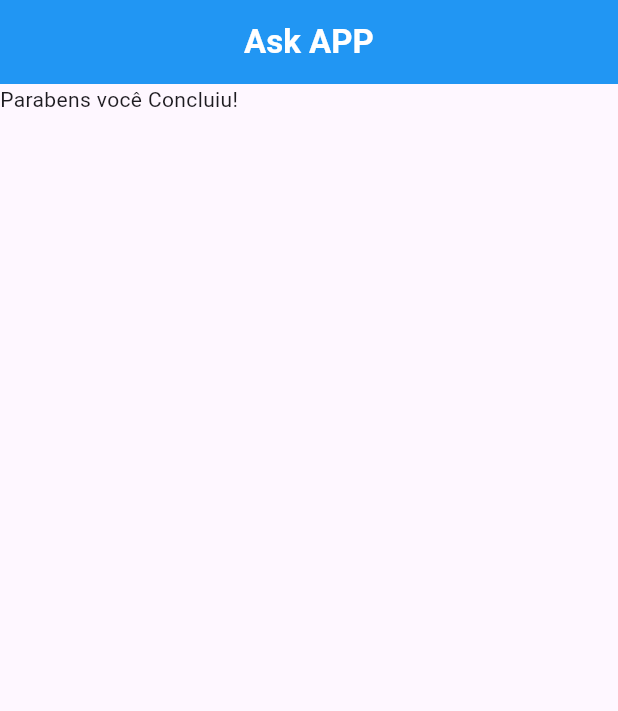
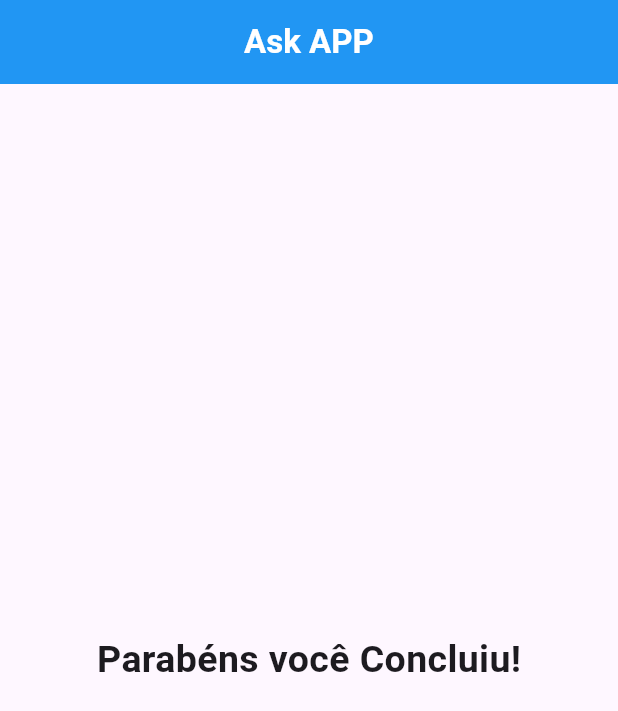
Before and after one commit to JotaDouglas/quiz, a Flutter app: the screen it shows after launch, after a tap on "Corinthians", after a tap on "Salvador", after a tap on "Não sei", on a phone screen of 412 x 824 dp. Shown: the top 711 px of the screen. Run offline on Flutter 3.47's test engine with Material 3 defaults, Android fonts, the phone set to English and light mode, and no system bars.

Commit message:
componetizando Questionatio e Resultado

```diff
--- /dev/null
+++ b/lib/components/questionario.dart
@@ -0,0 +1,29 @@
+import 'package:flutter/material.dart';
+import 'package:flutter_create_word/components/questao.dart';
+import 'package:flutter_create_word/components/resposta.dart';
+class Questionario extends StatelessWidget {
+  final List<Map<String, Object>> perguntas;
+  final int indicePergunta;
+  final void Function() resposta;
+
+  const Questionario({
+    required this.perguntas,
+    required this.indicePergunta,
+    required this.resposta,
+    });
+
+  bool get finalDasPerguntas{
+    return indicePergunta < perguntas.length;
+  }
+
+  @override
+  Widget build(BuildContext context) {
+    List respostas = (finalDasPerguntas? perguntas[indicePergunta]['resposta'] : []) as List;
+    return Column(
+            children: [
+              Questao(perguntas[indicePergunta]['texto'].toString()),
+              ...respostas.map((e) => RespostaComp(e, resposta )).toList(),
+            ],
+    );
+  }
+}
--- /dev/null
+++ b/lib/components/resultado.dart
@@ -0,0 +1,16 @@
+// ignore_for_file: prefer_const_constructors, prefer_const_literals_to_create_immutables
+
+import 'package:flutter/material.dart';
+
+class Resultado extends StatelessWidget {
+  const Resultado({super.key});
+
+  @override
+  Widget build(BuildContext context) {
+    return Center(
+      child: Text("Parabéns você Concluiu!",
+      style: TextStyle(fontSize: 25, fontWeight: FontWeight.bold
+      ),),
+    );
+  }
+}
--- a/lib/main.dart
+++ b/lib/main.dart
@@ -1,8 +1,8 @@
 // ignore_for_file: prefer_const_constructors, prefer_final_fields, prefer_const_literals_to_create_immutables
 
 import 'package:flutter/material.dart';
-import 'package:flutter_create_word/components/questao.dart';
-import 'package:flutter_create_word/components/resposta.dart';
+import 'package:flutter_create_word/components/questionario.dart';
+import 'package:flutter_create_word/components/resultado.dart';
 
 void main() {
   runApp(MyApp());
@@ -16,7 +16,7 @@ class MyApp extends StatefulWidget {
 }
 
 class _MyAppState extends State<MyApp> {
-  var _indicePergunta = 0;
+  int _indicePergunta = 0;
 
   List<Map<String, Object>> _perguntas = [
     {'texto': "Qual é o seu time favorito?",
@@ -42,7 +42,7 @@ class _MyAppState extends State<MyApp> {
 
   @override
   Widget build(BuildContext context) {
-    List respostas = (finalDasPerguntas? _perguntas[_indicePergunta]['resposta'] : []) as List;
+
 
 
     return MaterialApp(
@@ -57,16 +57,13 @@ class _MyAppState extends State<MyApp> {
             centerTitle: true,
             backgroundColor: Colors.blue,
           ),
-          body: finalDasPerguntas? Column(
-            children: [
-              Questao(_perguntas[_indicePergunta]['texto'].toString()),
-              ...respostas.map((e) => RespostaComp(e, resposta )).toList(),
-            ],
-          ): Column(
-            children: [
-              Text("Parabens você Concluiu!"),
-            ],
-          ),
+          body: finalDasPerguntas?
+          Questionario(
+            perguntas: _perguntas,
+            indicePergunta: _indicePergunta,
+            resposta: resposta,
+            )
+          : Resultado()
         ),
 
         );
```
